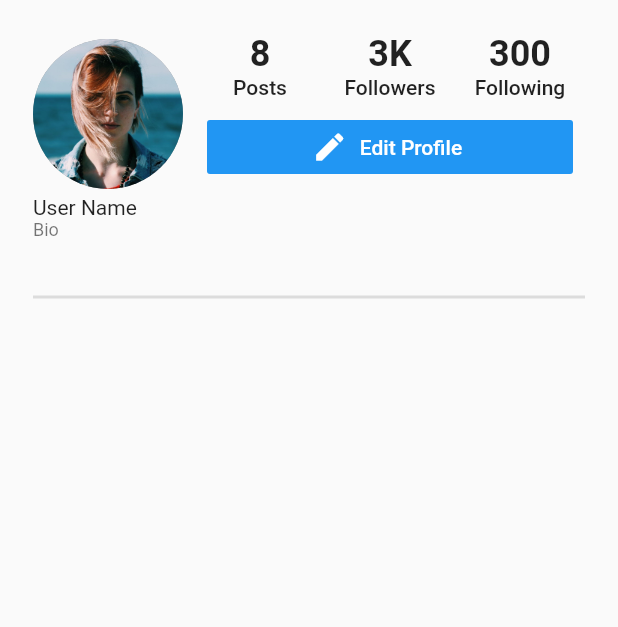
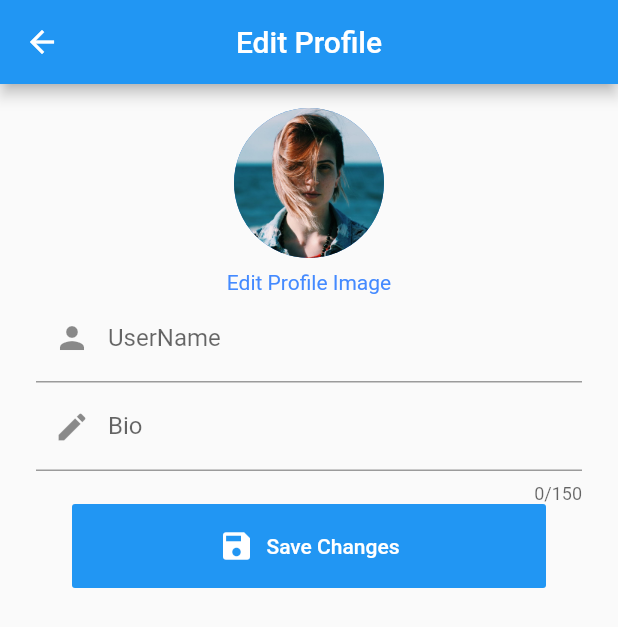
Before and after one commit to ashishkhuraishy/instagram_clone, a Flutter app: the Profile screen opened directly, after a tap on "Edit Profile", on a phone screen of 412 x 824 dp. Shown: the top 627 px of the screen. Run offline on Flutter 3.47's test engine with Material 2 defaults, Android fonts, the phone set to English and light mode, and no system bars; our stand-ins replace cloud_firestore, firebase_auth, flutter_spinkit; accounts and stored records are empty.

Commit message:
set up profile screen

```diff
--- a/lib/Screens/Auth/login.dart
+++ b/lib/Screens/Auth/login.dart
@@ -42,7 +42,8 @@ class _LogInState extends State<LogIn> {
     return loading
         ? Loading()
         : Scaffold(
-            body: SingleChildScrollView(
+            body: SafeArea(
+              child: SingleChildScrollView(
                 child: Container(
                   height: MediaQuery.of(context).size.height,
                   child: Column(
@@ -51,7 +52,8 @@ class _LogInState extends State<LogIn> {
                     children: <Widget>[
                       Text(
                         'Instagram',
-                      style: TextStyle(fontFamily: "BillaBong", fontSize: 50.0),
+                        style:
+                            TextStyle(fontFamily: "BillaBong", fontSize: 50.0),
                       ),
                       Form(
                         key: _formKey,
@@ -119,6 +121,7 @@ class _LogInState extends State<LogIn> {
                   ),
                 ),
               ),
+            ),
           );
   }
 }
--- a/lib/Screens/Auth/signup.dart
+++ b/lib/Screens/Auth/signup.dart
@@ -46,7 +46,8 @@ class _SignUpState extends State<SignUp> {
     return loading
         ? Loading()
         : Scaffold(
-            body: SingleChildScrollView(
+            body: SafeArea(
+              child: SingleChildScrollView(
                 child: Container(
                   height: MediaQuery.of(context).size.height,
                   child: Center(
@@ -56,8 +57,8 @@ class _SignUpState extends State<SignUp> {
                       children: <Widget>[
                         Text(
                           'Instagram',
-                        style:
-                            TextStyle(fontFamily: "BillaBong", fontSize: 50.0),
+                          style: TextStyle(
+                              fontFamily: "BillaBong", fontSize: 50.0),
                         ),
                         Form(
                           key: _formKey,
@@ -140,6 +141,7 @@ class _SignUpState extends State<SignUp> {
                   ),
                 ),
               ),
+            ),
           );
   }
 }
--- /dev/null
+++ b/lib/Screens/Home/edit_profile.dart
@@ -0,0 +1,86 @@
+import 'package:flutter/material.dart';
+
+class EditProfile extends StatefulWidget {
+  @override
+  _EditProfileState createState() => _EditProfileState();
+}
+
+class _EditProfileState extends State<EditProfile> {
+  final GlobalKey _formKey = GlobalKey<FormState>();
+  String _userName, _bio;
+
+  @override
+  Widget build(BuildContext context) {
+    return Scaffold(
+      appBar: AppBar(
+        title: Text('Edit Profile'),
+        centerTitle: true,
+      ),
+      body: Padding(
+        padding: const EdgeInsets.symmetric(vertical: 16, horizontal: 24),
+        child: Column(
+          children: <Widget>[
+            Center(
+              child: Column(
+                mainAxisAlignment: MainAxisAlignment.spaceEvenly,
+                children: <Widget>[
+                  CircleAvatar(
+                    backgroundImage: AssetImage("assets/images/profile.jpg"),
+                    radius: 50,
+                  ),
+                  Container(
+                    padding: EdgeInsets.only(top: 8),
+                    child: GestureDetector(
+                      onTap: () {},
+                      child: Text(
+                        "Edit Profile Image",
+                        style: TextStyle(color: Colors.blueAccent),
+                      ),
+                    ),
+                  ),
+                ],
+              ),
+            ),
+            Form(
+              key: _formKey,
+              child: Column(
+                children: <Widget>[
+                  TextFormField(
+                    decoration: InputDecoration(
+                        labelText: "UserName", prefixIcon: Icon(Icons.person)),
+                    validator: (input) => input.trim().isEmpty
+                        ? "Username Cannot be empty!"
+                        : null,
+                    onSaved: (input) => _userName = input,
+                  ),
+                  TextFormField(
+                    decoration: InputDecoration(
+                        labelText: "Bio", prefixIcon: Icon(Icons.edit)),
+                    maxLength: 150,
+                    validator: (input) => input.length > 150
+                        ? "Bio Cannot be greater than 150!"
+                        : null,
+                    onSaved: (input) => _bio = input,
+                  ),
+                  Container(
+                    width: MediaQuery.of(context).size.width,
+                    margin: EdgeInsets.symmetric(horizontal: 24),
+                    child: FlatButton.icon(
+                      padding: EdgeInsets.symmetric(vertical: 16),
+                      color: Colors.blue,
+                      textColor: Colors.white,
+                      icon: Icon(Icons.save),
+
+                      label: Text("Save Changes"),
+                      onPressed: () {},
+                    ),
+                  ),
+                ],
+              ),
+            )
+          ],
+        ),
+      ),
+    );
+  }
+}
--- a/lib/Screens/Home/profile.dart
+++ b/lib/Screens/Home/profile.dart
@@ -1,6 +1,7 @@
 import 'dart:ui';
 
 import 'package:flutter/material.dart';
+import 'package:instagram_clone/Screens/Home/edit_profile.dart';
 
 class Profile extends StatefulWidget {
   @override
@@ -79,7 +80,9 @@ class _ProfileScreenState extends State<Profile> {
                       textColor: Colors.white,
                       icon: Icon(Icons.edit),
                       label: Text('Edit Profile'),
-                      onPressed: () {},
+                      onPressed: () {
+                        Navigator.push(context, MaterialPageRoute(builder: (context) => EditProfile()));
+                      },
                     ),
                   )
                 ],
--- /dev/null
+++ b/lib/Services/database-services.dart
@@ -0,0 +1,4 @@
+class DataBaseServices{
+
+
+}
```
Lines whose indentation alone changed are shown as unchanged.
